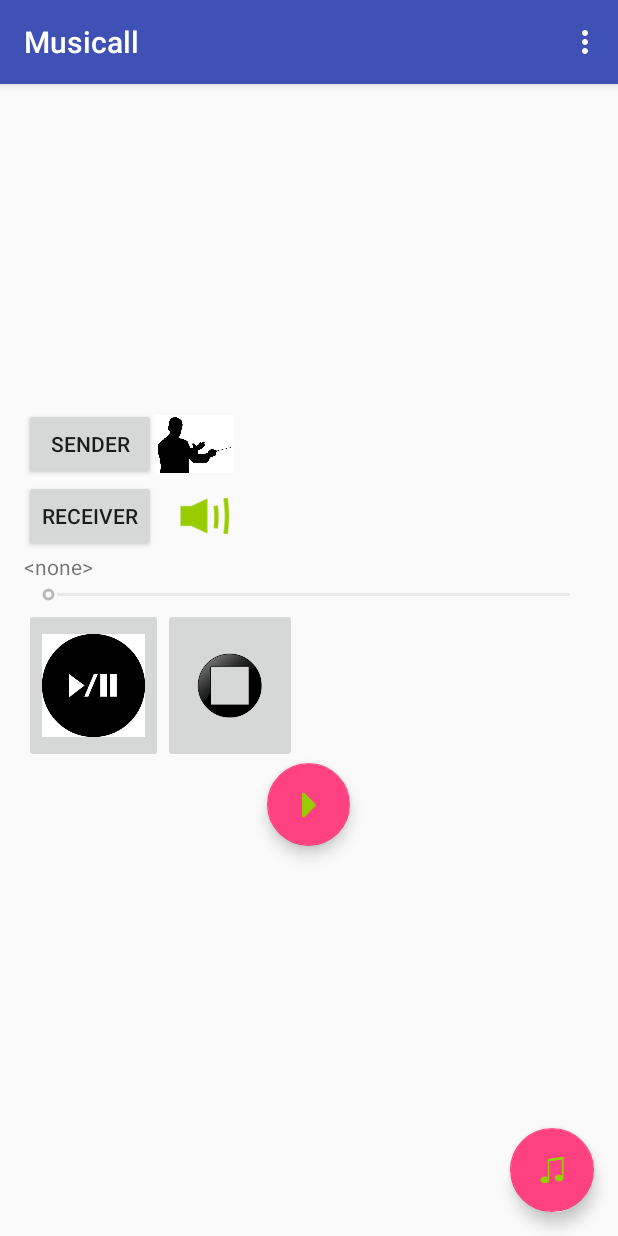
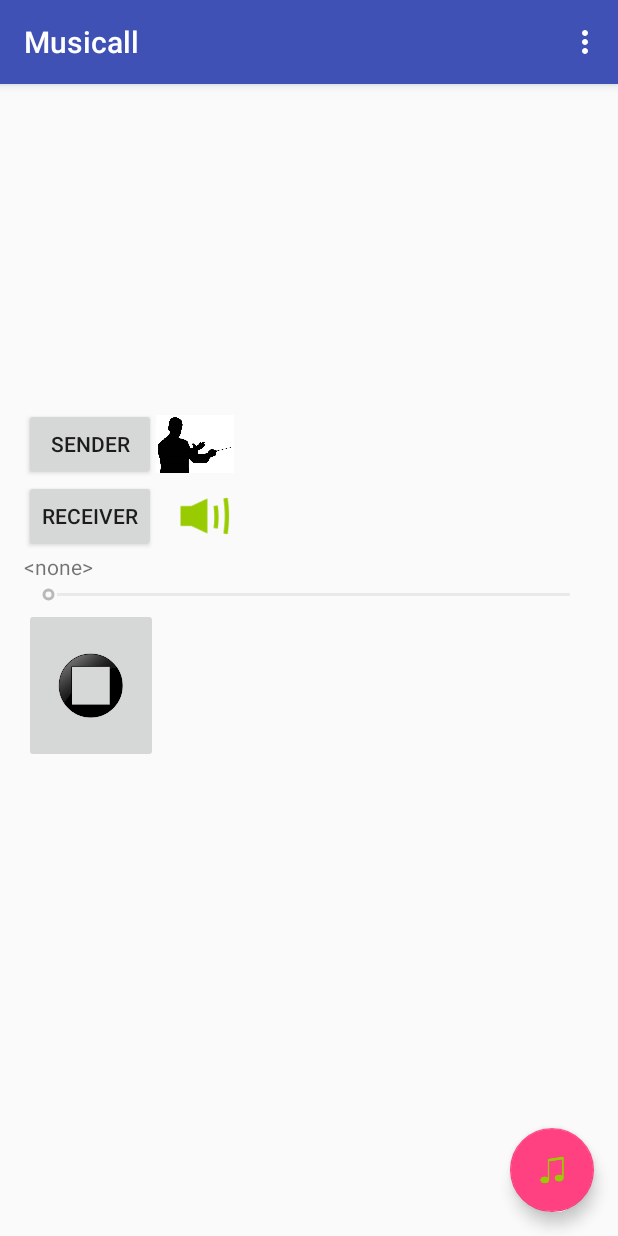
Before and after one commit to blin00/musicall, an Android app: the screen it shows after launch (MainActivity), on a phone screen of 412 x 824 dp. Run offline under Robolectric (Android 15) with nearby library versions, the phone set to English and light mode, and no system bars; 1 statement that could not run was skipped.

Commit message:
fixed pausePlay

```diff
--- a/app/src/main/java/com/megabit/musicall/MainActivity.java
+++ b/app/src/main/java/com/megabit/musicall/MainActivity.java
@@ -96,6 +96,8 @@ public class MainActivity extends AppCompatActivity {
         playPauseButton.setOnClickListener(new View.OnClickListener() {
             int pauseImg = getResources().getIdentifier("@drawable/pause", null, getPackageName());
             int playImg = getResources().getIdentifier("@drawable/play", null, getPackageName());
+
+
             @Override
             public void onClick(View v) {
                 if(mediaPlayer.isPlaying()) {
@@ -203,10 +205,12 @@ public class MainActivity extends AppCompatActivity {
 
 
     private void resetPlayer() {
+        int pauseImg = getResources().getIdentifier("@drawable/pause", null, getPackageName());
         currentSong.setText("<none>");
         seekBar.setEnabled(false);
         playPauseButton.setEnabled(false);
         playPauseButton.setVisibility(4);
+        playPauseButton.setImageDrawable(ResourcesCompat.getDrawable(getResources(), pauseImg, null));
         mediaPlayer.reset();
     }
 
--- a/app/src/main/res/layout/content_main.xml
+++ b/app/src/main/res/layout/content_main.xml
@@ -76,7 +76,7 @@
         android:layout_height="wrap_content"
         android:weightSum="1">
 
-        <ImageButton
+        ImageButton
             android:layout_width="73dp"
             android:layout_height="match_parent"
             android:id="@+id/playPause"
@@ -91,17 +91,16 @@
             android:id="@+id/stop"
             android:src="@drawable/stopbutton"
             android:scaleType="fitCenter" />
+
+        <android.support.design.widget.FloatingActionButton
+            android:layout_width="wrap_content"
+            android:layout_height="80dp"
+            android:id="@+id/playPause"
+            android:src="@drawable/play"
+            android:scaleType="fitCenter"
+            android:cropToPadding="false"
+            android:layout_weight="0.10" />
     </LinearLayout>
-
-    <android.support.design.widget.FloatingActionButton
-        android:layout_width="55dp"
-        android:layout_height="41dp"
-        android:id="@+id/playPause"
-        android:src="@drawable/play"
-        android:scaleType="fitCenter"
-        android:cropToPadding="false"
-        android:layout_weight="0.10"
-        android:layout_gravity="center_horizontal" />
 
 
 </LinearLayout>
```
Also changed, not shown: 1 other file.
